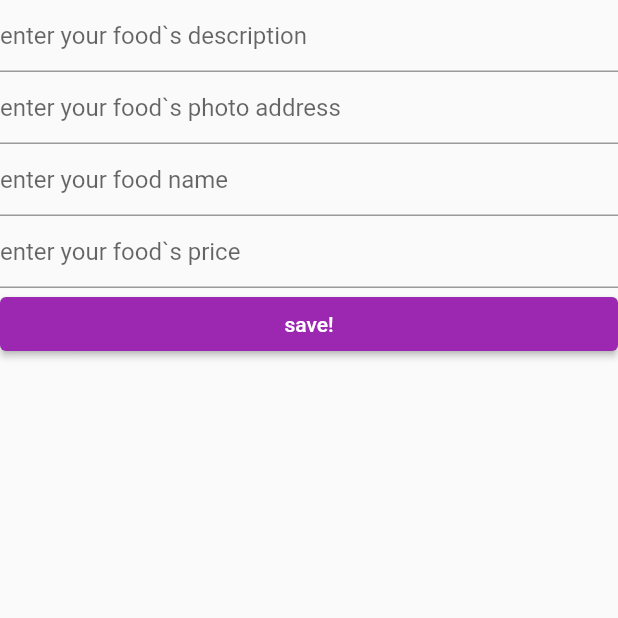
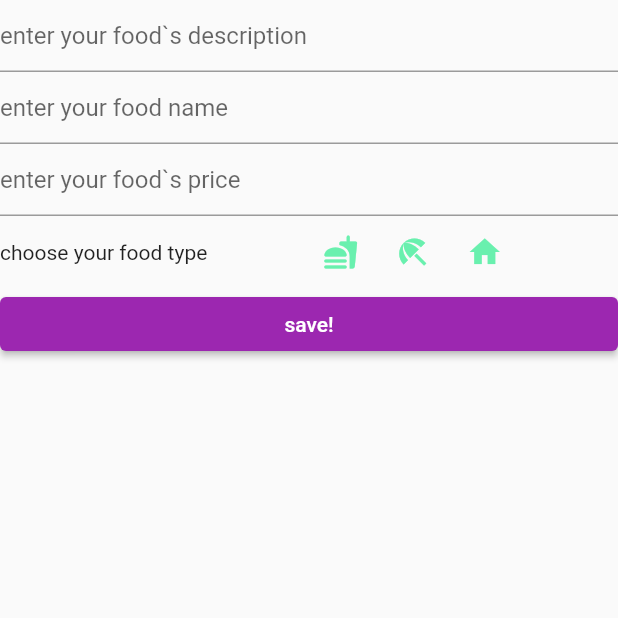
Before and after one commit to panteasalehi/snapFood_restaurant, a Flutter app: the editing screen opened directly with empty values, after a tap on the "local pizza" icon, on a phone screen of 412 x 824 dp, the top half of it. Run offline on Flutter 3.47's test engine with Material 2 defaults, Android fonts, the phone set to English and light mode, and no system bars; our stand-ins replace image_picker.

Commit message:
picking image and some other changes added

```diff
--- a/lib/addFood.dart
+++ b/lib/addFood.dart
@@ -12,7 +12,12 @@ class _addFoodState extends State<addFood> {
   String name;
   String price;
   String description;
-  bool hasPic=false;
+  bool isFastFood;
+  bool isSeaFood;
+  bool home;
+  static List<myfood> seaFoodS = List.empty(growable: true);
+  static List<myfood> fastFoodS = List.empty(growable: true);
+  static List<myfood> homeFoodS = List.empty(growable: true);
   var _formKey = GlobalKey<FormState>();
   @override
   Widget build(BuildContext context) {
@@ -33,14 +38,6 @@ class _addFoodState extends State<addFood> {
               ),
 
               TextFormField(
-                onSaved: (String value) {
-                  price= value;
-                },
-                decoration: InputDecoration(
-                  hintText:"enter your food`s photo address",
-                ),
-              ),
-              TextFormField(
                 decoration: InputDecoration(
                   hintText:"enter your food name",
                 ),
@@ -58,7 +55,44 @@ class _addFoodState extends State<addFood> {
                   hintText:"enter your food`s price",
                 ),
               ),
+              Row(
+                children: [
+                  Text("choose your food type"),
+                  Spacer(),
+                  IconButton(
+                    icon: Icon(
+                      Icons.fastfood_rounded,
+                      color: Colors.greenAccent,
+                    ),
+                    onPressed: () {
+                      isFastFood = true;
+                    },
 
+                  ),
+                  IconButton(
+                    icon: Icon(
+                      Icons.beach_access,
+                      color: Colors.greenAccent,
+                    ),
+                    onPressed: () {
+                      isSeaFood = true;
+                    },
+
+                  ),
+                  IconButton(
+                    icon: Icon(
+                      Icons.home,
+                      color: Colors.greenAccent,
+                    ),
+                    onPressed: () {
+                      home = true;
+                    },
+
+                  ),
+                  Spacer(),
+
+                ],
+              ),
               ElevatedButton(
                 child: Text("save!"),
                 onPressed: (){
@@ -66,8 +100,15 @@ class _addFoodState extends State<addFood> {
                     setState(() {
                       _formKey.currentState.save();
                       setState(() {
-                        foodS.addFood(new myfood(name, price, description, hasPic));
-                      Navigator.push(context, new MaterialPageRoute(builder: (context) => editing()));
+                        if(isSeaFood)
+                          seaFoodS.add(new myfood(name, price, description));
+                        if(isFastFood)
+                          fastFoodS.add(new myfood(name, price, description));
+                        if(home)
+                          homeFoodS.add(new myfood(name, price, description));
+
+                          foodS.addFood(new myfood(name, price, description));
+                          Navigator.push(context, new MaterialPageRoute(builder: (context) => editing()));
                       },
                       );
 
--- a/lib/edit.dart
+++ b/lib/edit.dart
@@ -1,5 +1,9 @@
+import 'dart:io';
+
 import 'package:flutter/material.dart';
+import 'package:image_picker/image_picker.dart';
 import 'package:snap/SearchDemo.dart';
+import 'package:snap/addPhoto.dart';
 import 'package:snap/foodS.dart';
 import 'package:snap/myfood.dart';
 import 'package:snap/details.dart';
@@ -14,12 +18,27 @@ class editing extends StatefulWidget {
 class _editingState extends State<editing> {
   @override
   bool isSwitched = false;
+  final picker = ImagePicker();
+  Future getImage(int num) async {
+    final pickedFile = await picker.getImage(source: ImageSource.gallery);
+
+    setState(() {
+      if (pickedFile != null) {
+        foodS.getFoods().elementAt(num).image = File(pickedFile.path);
+      } else {
+        print('No image selected.');
+      }
+
+    });
+  }
+
   change(int number,String name , String p, String d){//this is the function for changing the food
     foodS.getFoods().elementAt(number).description=d;
     foodS.getFoods().elementAt(number).price=p;
     foodS.getFoods().elementAt(number).name=name;
   }
   delete(String name){
+
     for(int i = 0 ; i< foodS.getFoods().length;i++){
       if(name == foodS.getFoods().elementAt(i).name)
         foodS.removeFood(foodS.getFoods().elementAt(i));
@@ -32,6 +51,7 @@ class _editingState extends State<editing> {
   @override
 
   Widget build(BuildContext context) {
+
 
     int index = ModalRoute.of(context).settings.arguments as int;
     return Scaffold(
@@ -70,7 +90,8 @@ class _editingState extends State<editing> {
                   Navigator.push(context,new MaterialPageRoute(builder: (context) => MyHomePage1()));//deleting food
                 },
 
-              )
+              ),
+
             ],
           ),
 
@@ -84,8 +105,6 @@ class _editingState extends State<editing> {
             children: List.generate(
                 foodS.getFoods().length,
                     (index) {
-                  bool switched=false;
-                  bool l = false;
                   return Container(
                     margin: EdgeInsets.all(5),
                     decoration:  BoxDecoration(
@@ -108,19 +127,24 @@ class _editingState extends State<editing> {
 
                           fontSize: 14,
                         ),),
-                      leading: ConstrainedBox(
-                        constraints: BoxConstraints(
-                          minWidth: 100,
-                          minHeight: 100,//changing size of the image
-                          maxWidth: 200,
-                          maxHeight: 200,
-                        ),
 
-                        child: Image.asset(_showPic(foodS.getFoods().elementAt(index)), fit: BoxFit.cover),
-                      ),
                       trailing:Row(
                         mainAxisSize: MainAxisSize.min,
                         children: [
+                          GestureDetector(
+                            child:  Container(
+                              height: MediaQuery.of(context).size.height/30,
+                              width: MediaQuery.of(context).size.width/12,
+                              child: Center(
+                                child: Text("pic"),
+                              ),
+                            ),
+                            onTap: (){
+                              setState(() {
+                                Navigator.push(context, new MaterialPageRoute(builder: (context) => addPhoto(getImage,index)));
+                              });
+                            },
+                          ),
                           GestureDetector(
                             child:  Container(
                               decoration: BoxDecoration(
@@ -131,10 +155,10 @@ class _editingState extends State<editing> {
                                 ),
                               ),
 
-                              height: MediaQuery.of(context).size.height/20,
-                              width: MediaQuery.of(context).size.width/4,
+                              height: MediaQuery.of(context).size.height/24,
+                              width: MediaQuery.of(context).size.width/6,
                               child: Center(
-                                child: Text("مشاهده جزئیات"),
+                                child: Text("جزئیات"),
                               ),
                             ),
                             onTap: (){
@@ -144,10 +168,10 @@ class _editingState extends State<editing> {
                             },
                           ),
                           Switch(
-                            value: isSwitched,
+                            value: foodS.getFoods().elementAt(index).state,
                             onChanged: (value) {
                               setState(() {
-                                isSwitched = value;
+                               foodS.getFoods().elementAt(index).state = value;
                               });
                             },
                             activeTrackColor: Colors.greenAccent,
@@ -155,6 +179,9 @@ class _editingState extends State<editing> {
                           ),
                         ],
                       ),
+                      leading: foodS.getFoods().elementAt(index).image == null
+                        ? Image.asset("snapfoodPic/images (3).jpeg")
+                        : Image.file(foodS.getFoods().elementAt(index).image),
                       //icon hay zaheri ye widget migigre
 
 
@@ -172,8 +199,3 @@ class _editingState extends State<editing> {
     );
   }
 }
-String _showPic(myfood f){
-  //if(!f.hasPic)
-  return "snapfoodPic/images (3).jpeg";
-  return f.picAdd;
-}
--- a/lib/foodS.dart
+++ b/lib/foodS.dart
@@ -2,8 +2,20 @@ import 'package:snap/myfood.dart';
 
 class foodS{
   static List<myfood> myfoods = List.empty(growable: true);
+  static List<myfood> seaFoods = List.empty(growable: true);
+  static List<myfood> fastFoods = List.empty(growable: true);
+  static List<myfood> homes = List.empty(growable: true);
   static void addFood(myfood s){
     myfoods.add(s);
+  }
+  static void addSeaFood(myfood s){
+    seaFoods.add(s);
+  }
+  static void addFastFood(myfood s){
+    fastFoods.add(s);
+  }
+  static void addHome(myfood s){
+    homes.add(s);
   }
    static List<myfood> getFoods(){
     return myfoods;
--- a/lib/main.dart
+++ b/lib/main.dart
@@ -82,7 +82,7 @@ class MyHomePage extends StatelessWidget {
 double height = MediaQuery.of(context).size.height;
 
 return Scaffold(
-
+backgroundColor: Colors.white54,//should be lighter
       body: SingleChildScrollView(
 
           child: Column(
--- a/lib/myfood.dart
+++ b/lib/myfood.dart
@@ -1,21 +1,20 @@
+import 'dart:io';
+
+import 'package:flutter/cupertino.dart';
+
 class myfood{
   String name;
   String price;
-
   String description;
-  bool hasPic;
-  String picAdd;
-  myfood( String name , String price,String description , bool hasPic){
+  bool state = false;
+  File image = null;
+  myfood( String name , String price,String description){
     this.name =  name;
     this.price = price;
     this.description = description;
-    this.hasPic = hasPic;
   }
   String getname (){
     return name;
-  }
-  String getpicAdd(){
-    return picAdd;
   }
   String getprice (){
     return price;
--- a/pubspec.yaml
+++ b/pubspec.yaml
@@ -30,6 +30,11 @@ dependencies:
   # The following adds the Cupertino Icons font to your application.
   # Use with the CupertinoIcons class for iOS style icons.
   cupertino_icons: ^1.0.2
+  image_picker: ^0.7.5+2
+
+
+
+
 
 
 dev_dependencies:
```
Also changed, not shown: lib/MyStatefulWidget.dart (deleted, +0 -27 lines), lib/addPhoto.dart (added, +33 -0 lines), lib/addUser.dart (+40 -8 lines), lib/menu.dart (+11 -23 lines), lib/mySuggestion.dart (added, +10 -0 lines), lib/report.dart (+31 -5 lines), lib/signUp.dart (+8 -7 lines), lib/suggestions.dart (+53 -0 lines), pubspec.lock, 3 other files.
